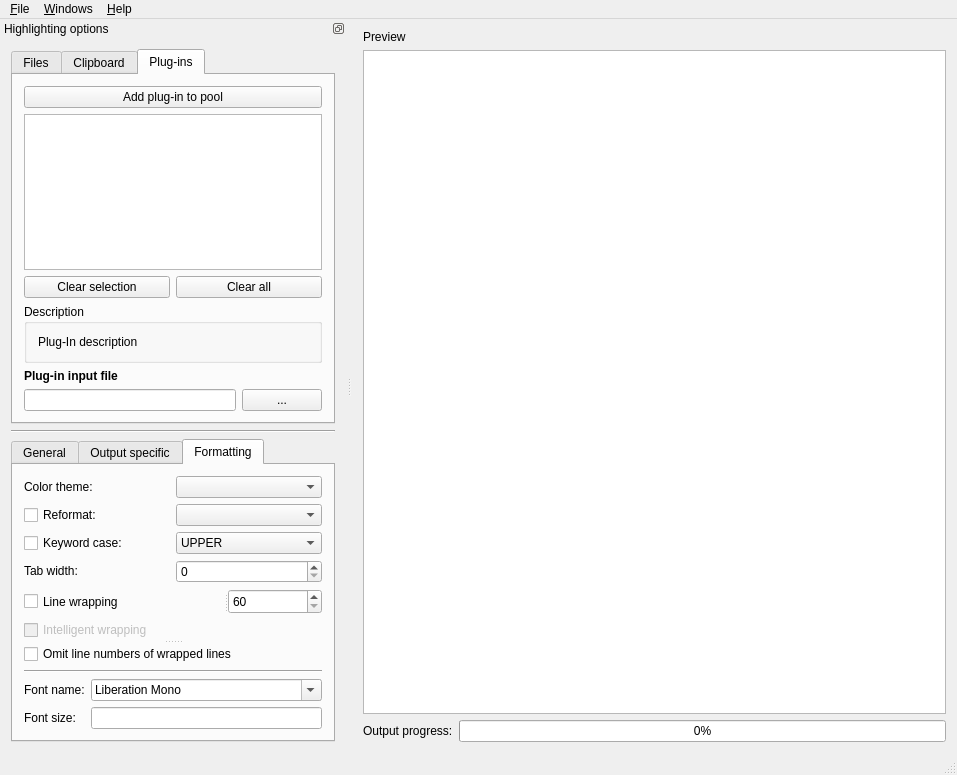
Old version of the form highlight/src/gui-qt/mainwindow.ui in the repository svn2github/highlight.
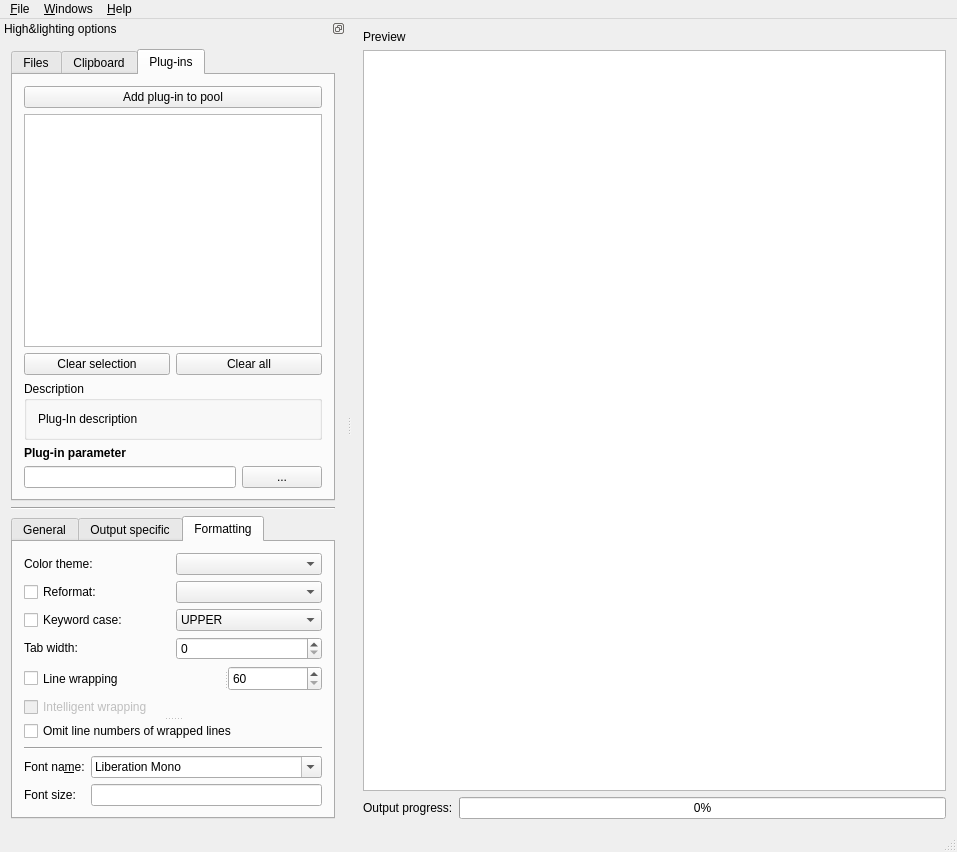
New version of the form. The open tabs and pages were chosen to show the change. Icons and pictures are not drawn.

The edit to the form file:
```diff
--- a/highlight/src/gui-qt/mainwindow.ui
+++ b/highlight/src/gui-qt/mainwindow.ui
@@ -10,7 +10,7 @@
     <x>0</x>
     <y>0</y>
     <width>957</width>
-    <height>775</height>
+    <height>852</height>
    </rect>
   </property>
   <property name="acceptDrops">
@@ -128,7 +128,7 @@
     <set>Qt::LeftDockWidgetArea|Qt::RightDockWidgetArea</set>
    </property>
    <property name="windowTitle">
-    <string>Highlighting options</string>
+    <string>High&amp;lighting options</string>
    </property>
    <attribute name="dockWidgetArea">
     <number>1</number>
@@ -531,7 +531,7 @@
             </font>
            </property>
            <property name="text">
-            <string>Plug-in input file</string>
+            <string>Plug-in parameter</string>
            </property>
           </widget>
          </item>
@@ -1878,7 +1878,7 @@
            <item row="0" column="0">
             <widget class="QLabel" name="label_23">
              <property name="text">
-              <string>Font name:</string>
+              <string>Font na&amp;me:</string>
              </property>
              <property name="buddy">
               <cstring>comboFontName</cstring>
```
Left out of the diff: 26 changed lines with no effect on the pictures.
